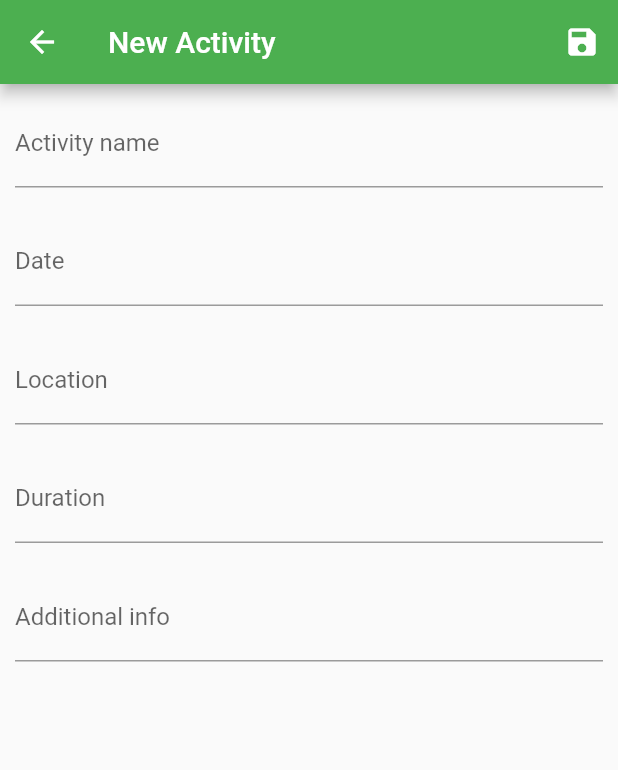
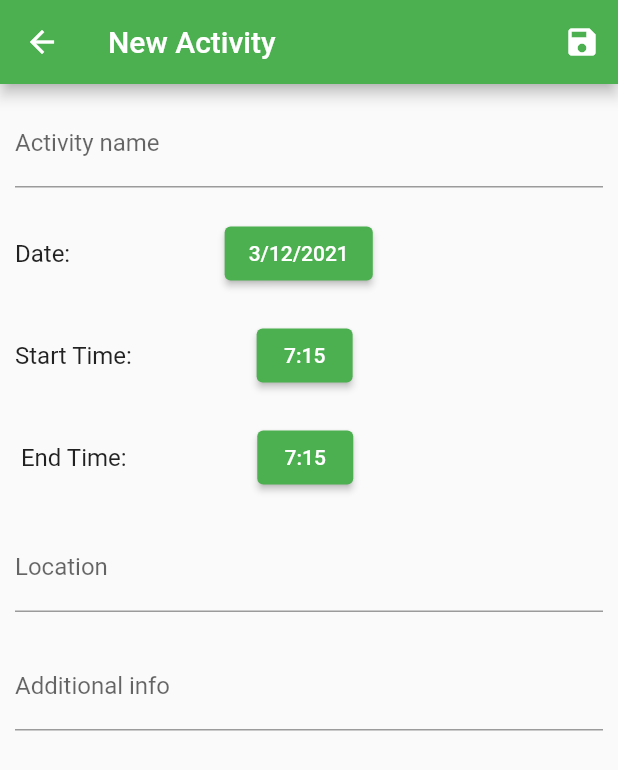
Before and after one commit to mariya0900/wanderlust, a Flutter app: the AddNewActivityPage screen opened directly with empty values, on a phone screen of 412 x 824 dp. Shown: the top 770 px of the screen. Run offline on Flutter 3.47's test engine with Material 2 defaults, Android fonts, the phone set to English and light mode, and no system bars; our stand-ins replace cloud_firestore, firebase_auth, firebase_core, flutter_local_notifications, timezone; accounts and stored records are empty.

Commit message:
changed activity class to include date and time pickers

```diff
--- a/wanderlust_app/lib/classes/activity.dart
+++ b/wanderlust_app/lib/classes/activity.dart
@@ -1,13 +1,17 @@
+import 'package:flutter/material.dart';
+
 import 'location.dart';
 
-class Activity{
+class Activity {
   // date/time, location, name, duration.
-  String name, date, duration;
-
+  String name;
   String additionalInfo;
   String location;
-  //DateTime ?dateTime;
+  DateTime date;
+  TimeOfDay startTime;
+  TimeOfDay endTime;
 
   //Activity(this._name, [this.dateTime, this.location, this.additionalInfo]);
-  Activity(this.name, this.date, this.location, this.duration, this.additionalInfo);
+  Activity(this.name, this.date, this.startTime, this.endTime, this.location,
+      this.additionalInfo);
 }
--- a/wanderlust_app/lib/pages/add_new_activity_page.dart
+++ b/wanderlust_app/lib/pages/add_new_activity_page.dart
@@ -13,37 +13,35 @@ class AddNewActivityPage extends StatefulWidget {
 }
 
 class _AddNewActivityPageState extends State<AddNewActivityPage> {
-  GlobalKey <FormState>_formKey=GlobalKey<FormState>();
+  GlobalKey<FormState> _formKey = GlobalKey<FormState>();
   final nameController = TextEditingController();
-  final dateController = TextEditingController();
   final locationController = TextEditingController();
-  final durationController = TextEditingController();
   final additionalController = TextEditingController();
-  String name='';
-  String date='';
-  String location='';
-  String duration='';
-  String additionalInfo='';
+  String name = '';
+  String location = '';
+  String additionalInfo = '';
+  DateTime date = DateTime.now();
+  TimeOfDay startTime = TimeOfDay(hour: 7, minute: 15);
+  TimeOfDay endTime = TimeOfDay(hour: 7, minute: 15);
+  String timeOfActivity = '';
 
-  String description='';
+  String description = '';
   @override
   Widget build(BuildContext context) {
     return Scaffold(
         appBar: AppBar(title: Text("New Activity"), actions: [
           IconButton(
             onPressed: () {
-              if (_formKey.currentState!.validate()){
+              if (_formKey.currentState!.validate()) {
                 setState(() {
-                  name=nameController.text;
-                  date=dateController.text;
-                  location=locationController.text;
-                  duration=durationController.text;
-                  additionalInfo=additionalController.text;
-                  Activity newActivity=Activity(name, date, location, duration, additionalInfo);
+                  name = nameController.text;
+                  location = locationController.text;
+                  additionalInfo = additionalController.text;
+                  Activity newActivity = Activity(
+                      name, date, startTime, endTime, location, additionalInfo);
                   widget.itinerary.add(newActivity);
                 });
                 Navigator.pop(context, true);
-
               }
             },
             icon: Icon(Icons.save),
@@ -63,9 +61,49 @@ class _AddNewActivityPageState extends State<AddNewActivityPage> {
                 padding: EdgeInsets.symmetric(vertical: 10.0, horizontal: 10.0),
               ),
               Container(
-                  child: TextField(
-                    controller: dateController,
-                    decoration: InputDecoration(labelText: "Date"),
+                  child: Row(
+                    children: [
+                      Text("Date:                          ",
+                          style: TextStyle(fontSize: 16)),
+                      Container(
+                        child: ElevatedButton(
+                            onPressed: () {
+                              _selectDate(context);
+                            },
+                            child:
+                                Text("${date.day}/${date.month}/${date.year}")),
+                      ),
+                    ],
+                  ),
+                  padding:
+                      EdgeInsets.symmetric(vertical: 10.0, horizontal: 10.0)),
+              Container(
+                  child: Row(
+                    children: [
+                      Text("Start Time:                     ",
+                          style: TextStyle(fontSize: 16)),
+                      Container(
+                        child: ElevatedButton(
+                          onPressed: _selectStartTime,
+                          child: Text("${startTime.hour}:${startTime.minute}"),
+                        ),
+                      ),
+                    ],
+                  ),
+                  padding:
+                      EdgeInsets.symmetric(vertical: 10.0, horizontal: 10.0)),
+              Container(
+                  child: Row(
+                    children: [
+                      Text(" End Time:                      ",
+                          style: TextStyle(fontSize: 16)),
+                      Container(
+                        child: ElevatedButton(
+                          onPressed: _selectEndTime,
+                          child: Text("${endTime.hour}:${endTime.minute}"),
+                        ),
+                      ),
+                    ],
                   ),
                   padding:
                       EdgeInsets.symmetric(vertical: 10.0, horizontal: 10.0)),
@@ -73,13 +111,6 @@ class _AddNewActivityPageState extends State<AddNewActivityPage> {
                   child: TextField(
                     controller: locationController,
                     decoration: InputDecoration(labelText: "Location"),
-                  ),
-                  padding:
-                      EdgeInsets.symmetric(vertical: 10.0, horizontal: 10.0)),
-              Container(
-                  child: TextField(
-                    controller: durationController,
-                    decoration: InputDecoration(labelText: "Duration"),
                   ),
                   padding:
                       EdgeInsets.symmetric(vertical: 10.0, horizontal: 10.0)),
@@ -94,4 +125,41 @@ class _AddNewActivityPageState extends State<AddNewActivityPage> {
           ),
         ));
   }
+
+  _selectDate(BuildContext context) async {
+    final DateTime? selected = await showDatePicker(
+      context: context,
+      initialDate: date,
+      firstDate: DateTime(2010),
+      lastDate: DateTime(2025),
+    );
+    if (selected != null && selected != date)
+      setState(() {
+        date = selected;
+      });
+  }
+
+  _selectStartTime() async {
+    final TimeOfDay? newTime = await showTimePicker(
+      context: context,
+      initialTime: startTime,
+    );
+    if (newTime != null) {
+      setState(() {
+        startTime = newTime;
+      });
+    }
+  }
+
+  _selectEndTime() async {
+    final TimeOfDay? newTime = await showTimePicker(
+      context: context,
+      initialTime: endTime,
+    );
+    if (newTime != null) {
+      setState(() {
+        endTime = newTime;
+      });
+    }
+  }
 }
--- a/wanderlust_app/lib/pages/trip_itinerary_page.dart
+++ b/wanderlust_app/lib/pages/trip_itinerary_page.dart
@@ -78,9 +78,10 @@ class _TripItineraryState extends State<TripItinerary> {
                         trailing: Column(
                             mainAxisAlignment: MainAxisAlignment.spaceEvenly,
                             children: [
-                              Text(widget.itinerary[index].date),
                               Text(
-                                widget.itinerary[index].duration,
+                                  "${widget.itinerary[index].date.day}/${widget.itinerary[index].date.month}/${widget.itinerary[index].date.year}"),
+                              Text(
+                                "${widget.itinerary[index].startTime.hour}:${widget.itinerary[index].startTime.minute} - ${widget.itinerary[index].endTime.hour}:${widget.itinerary[index].endTime.minute}",
                                 style: const TextStyle(color: Colors.grey),
                               )
                             ]),
```
